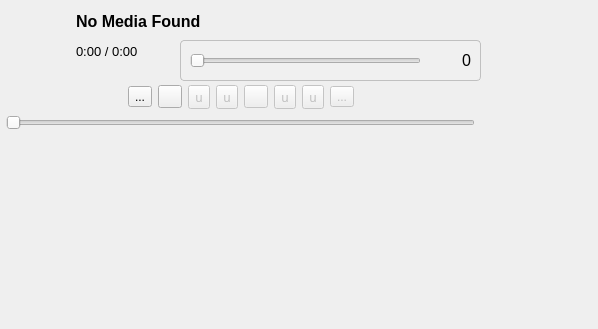
The window that Player.ui (CatIsNotFound/QMusicPlayer) describes before a commit, drawn with Qt 5.
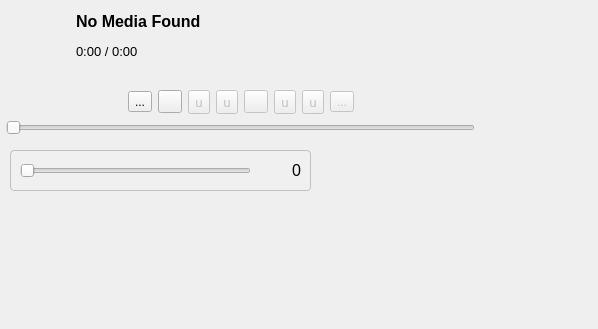
The same window after the commit. Icons and pictures are not drawn.

Diff of the .ui file:
```diff
--- a/Player.ui
+++ b/Player.ui
@@ -19,7 +19,7 @@
      <x>0</x>
      <y>0</y>
      <width>481</width>
-     <height>136</height>
+     <height>141</height>
     </rect>
    </property>
    <layout class="QVBoxLayout" name="verticalLayout">
@@ -102,6 +102,19 @@
       </widget>
      </widget>
     </item>
+    <item>
+     <spacer name="verticalSpacer">
+      <property name="orientation">
+       <enum>Qt::Orientation::Vertical</enum>
+      </property>
+      <property name="sizeHint" stdset="0">
+       <size>
+        <width>20</width>
+        <height>40</height>
+       </size>
+      </property>
+     </spacer>
+    </item>
     <item>
      <layout class="QHBoxLayout" name="horizontalLayout">
       <item>
@@ -261,8 +274,8 @@
   <widget class="QWidget" name="widget_volume" native="true">
    <property name="geometry">
     <rect>
-     <x>180</x>
-     <y>40</y>
+     <x>10</x>
+     <y>150</y>
      <width>301</width>
      <height>41</height>
     </rect>
```
Left out of the diff: 39 changed lines with no effect on the pictures.
